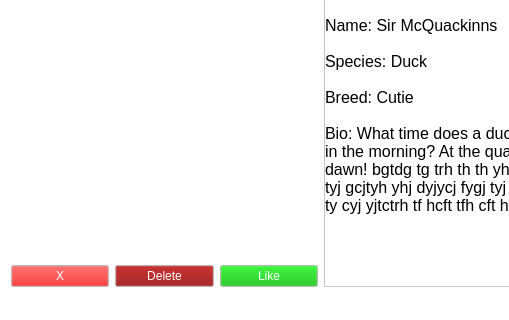
Above: pet_tinder/gui/petfinder.ui from CS-205-S21/team_1_4 before the change; both pictures show x 0 to 509 and y 188 to 508 of the 727 by 508 pixel window. Below: the same form after it.
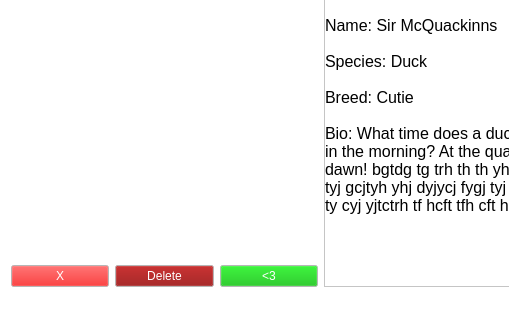
That is the form after the change.

Diff of the .ui file:
```diff
--- a/pet_tinder/gui/petfinder.ui
+++ b/pet_tinder/gui/petfinder.ui
@@ -509,7 +509,7 @@
              </palette>
             </property>
             <property name="text">
-             <string>Like</string>
+             <string>&lt;3</string>
             </property>
            </widget>
           </item>
```
